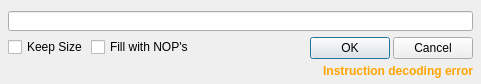
First picture: the form in src/gui/Src/Gui/AssembleDialog.ui, repository x64dbg/x64dbg, before the edit.
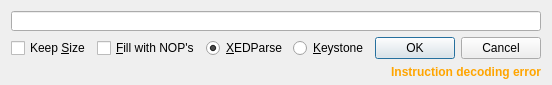
Second picture: the form after the edit. Icons and pictures are not drawn.

Commit message: GUI: updated AssembleDialog for Keystone support

Patch:
```diff
--- a/src/gui/Src/Gui/AssembleDialog.ui
+++ b/src/gui/Src/Gui/AssembleDialog.ui
@@ -6,8 +6,8 @@
    <rect>
     <x>0</x>
     <y>0</y>
-    <width>481</width>
-    <height>84</height>
+    <width>501</width>
+    <height>85</height>
    </rect>
   </property>
   <property name="windowTitle">
@@ -17,18 +17,9 @@
    <iconset resource="../../resource.qrc">
     <normaloff>:/icons/images/ui-combo-box-edit.png</normaloff>:/icons/images/ui-combo-box-edit.png</iconset>
   </property>
-  <layout class="QVBoxLayout" name="verticalLayout_3">
-   <property name="spacing">
-    <number>4</number>
-   </property>
-   <property name="leftMargin">
-    <number>8</number>
-   </property>
-   <property name="rightMargin">
-    <number>8</number>
-   </property>
+  <layout class="QVBoxLayout" name="verticalLayout">
    <property name="bottomMargin">
-    <number>6</number>
+    <number>0</number>
    </property>
    <item>
     <widget class="QLineEdit" name="lineEdit">
@@ -47,27 +38,9 @@
     </widget>
    </item>
    <item>
-    <layout class="QVBoxLayout" name="verticalLayout_2">
-     <property name="spacing">
-      <number>3</number>
-     </property>
-     <item>
-      <layout class="QHBoxLayout" name="horizontalLayout_3">
-       <property name="spacing">
-        <number>0</number>
-       </property>
-       <item>
-        <layout class="QVBoxLayout" name="verticalLayout">
-         <property name="spacing">
-          <number>0</number>
-         </property>
-         <property name="topMargin">
-          <number>2</number>
-         </property>
-         <item>
           <layout class="QHBoxLayout" name="horizontalLayout">
-           <property name="spacing">
-            <number>3</number>
+     <property name="sizeConstraint">
+      <enum>QLayout::SetDefaultConstraint</enum>
            </property>
            <item>
             <widget class="QCheckBox" name="checkBoxKeepSize">
@@ -78,39 +51,34 @@
               </sizepolicy>
              </property>
              <property name="text">
-              <string>Keep Size</string>
+        <string>Keep &amp;Size</string>
              </property>
             </widget>
            </item>
            <item>
             <widget class="QCheckBox" name="checkBoxFillWithNops">
              <property name="text">
-              <string>Fill with NOP's</string>
+        <string>&amp;Fill with NOP's</string>
              </property>
             </widget>
            </item>
-          </layout>
-         </item>
          <item>
-          <spacer name="verticalSpacer">
-           <property name="orientation">
-            <enum>Qt::Vertical</enum>
-           </property>
-           <property name="sizeHint" stdset="0">
-            <size>
-             <width>20</width>
-             <height>40</height>
-            </size>
-           </property>
-          </spacer>
-         </item>
-        </layout>
-       </item>
+      <widget class="QRadioButton" name="radioXEDParse">
+       <property name="text">
+        <string>&amp;XEDParse</string>
+       </property>
+       <property name="checked">
+        <bool>true</bool>
+       </property>
+      </widget>
+     </item>
        <item>
-        <layout class="QHBoxLayout" name="horizontalLayout_2">
-         <property name="spacing">
-          <number>3</number>
-         </property>
+      <widget class="QRadioButton" name="radioKeystone">
+       <property name="text">
+        <string>&amp;Keystone</string>
+       </property>
+      </widget>
+     </item>
          <item>
           <spacer name="horizontalSpacer">
            <property name="orientation">
@@ -146,8 +114,6 @@
          </item>
         </layout>
        </item>
-      </layout>
-     </item>
      <item>
       <widget class="QLabel" name="labelKeepSize">
        <property name="sizePolicy">
@@ -170,7 +136,18 @@
        </property>
       </widget>
      </item>
-    </layout>
+   <item>
+    <spacer name="verticalSpacer">
+     <property name="orientation">
+      <enum>Qt::Vertical</enum>
+     </property>
+     <property name="sizeHint" stdset="0">
+      <size>
+       <width>20</width>
+       <height>40</height>
+      </size>
+     </property>
+    </spacer>
    </item>
   </layout>
  </widget>
```
Lines whose indentation alone changed are shown as unchanged. The commit also changes 2 other files.
